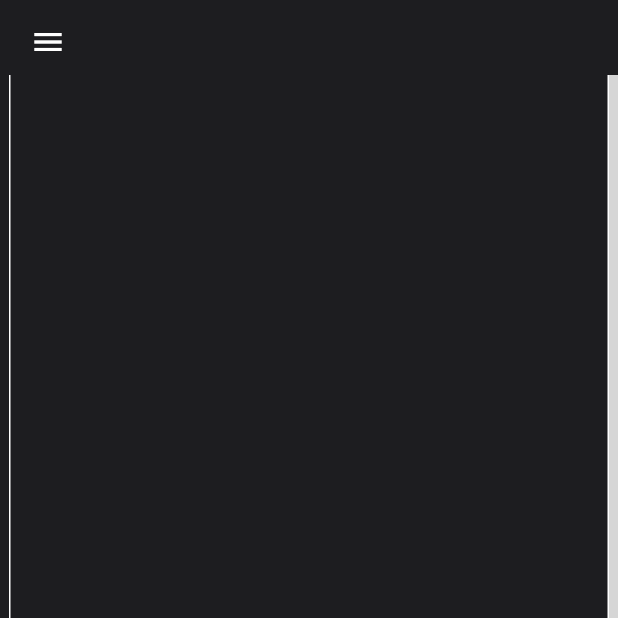
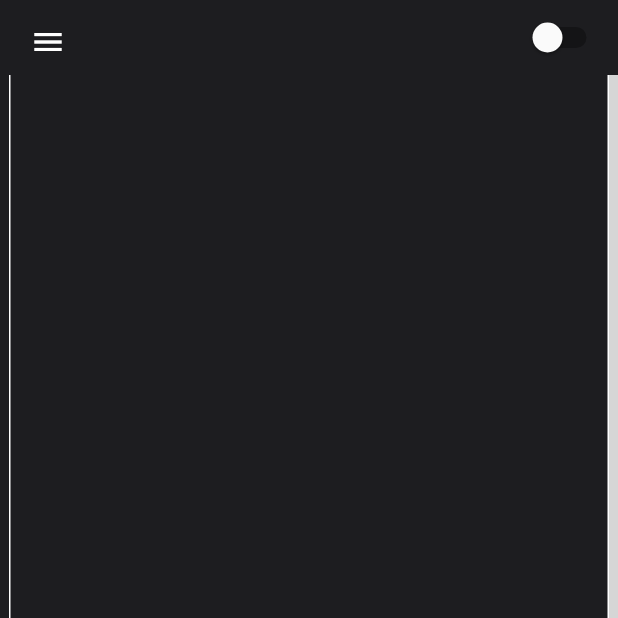
Before and after one commit to dev-rb/tabless, a Flutter app: the screen it shows after launch, on a phone screen of 412 x 824 dp, the top half of it. Run offline on Flutter 3.47's test engine with Material 2 defaults, Android fonts, the phone set to English and light mode, and no system bars; our stand-ins replace tuple; missing offline and left inert: flutter_quill, pdfx; grey boxes are pictures that could not be loaded.

Commit message:
Add visual switch for theme switch.

```diff
--- a/frontend/lib/widgets/topbar.dart
+++ b/frontend/lib/widgets/topbar.dart
@@ -9,7 +9,8 @@ class TopBar extends StatelessWidget {
       height: 50,
       child: Padding(
         padding: const EdgeInsets.all(8.0),
-        child: Row(children: [
+        child:
+            Row(mainAxisAlignment: MainAxisAlignment.spaceBetween, children: [
           IconButton(
               onPressed: () {},
               icon: const Icon(
@@ -17,8 +18,31 @@ class TopBar extends StatelessWidget {
                 color: Colors.white,
               )),
           const SizedBox(width: 50),
+          const ThemeSwitch()
         ]),
       ),
     );
   }
 }
+
+class ThemeSwitch extends StatefulWidget {
+  const ThemeSwitch({Key? key}) : super(key: key);
+
+  @override
+  State<ThemeSwitch> createState() => _ThemeSwitchState();
+}
+
+class _ThemeSwitchState extends State<ThemeSwitch> {
+  bool isDarkTheme = false;
+
+  @override
+  Widget build(BuildContext context) {
+    return Switch(
+        value: isDarkTheme,
+        onChanged: (val) {
+          setState(() {
+            isDarkTheme = val;
+          });
+        });
+  }
+}
```
